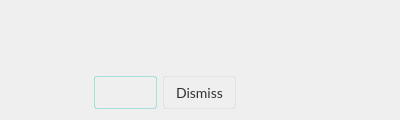
meganz/MEGAsync, file src/MEGASync/gui/win/PSAwidget.ui: the form before one commit.
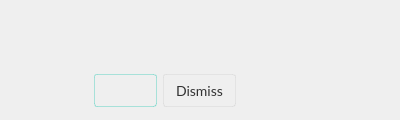
The form after the commit. Custom widgets are drawn as their Qt base class.

Commit message: SNC-4689: Fix PSA buttons (windows)

```diff
--- a/src/MEGASync/gui/win/PSAwidget.ui
+++ b/src/MEGASync/gui/win/PSAwidget.ui
@@ -312,7 +312,7 @@
                <property name="maximumSize">
                 <size>
                  <width>16777215</width>
-                 <height>33</height>
+                 <height>16777215</height>
                 </size>
                </property>
                <layout class="QHBoxLayout" name="horizontalLayout">
```
